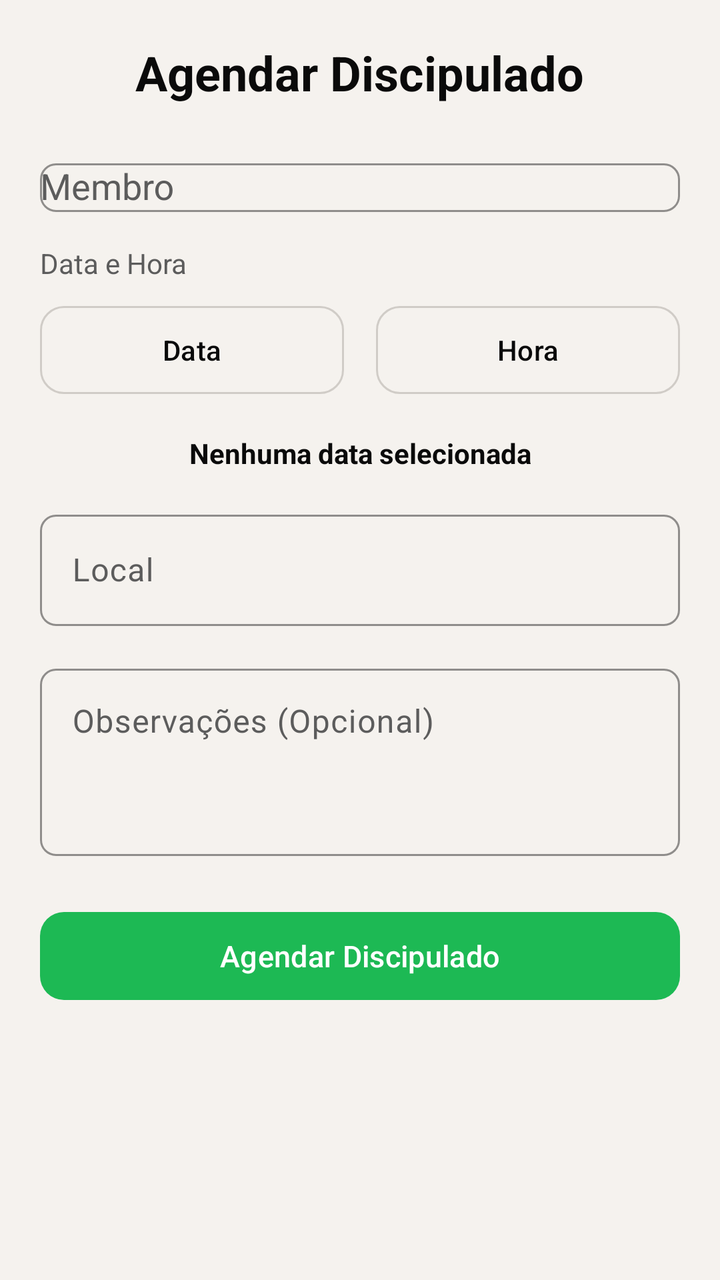
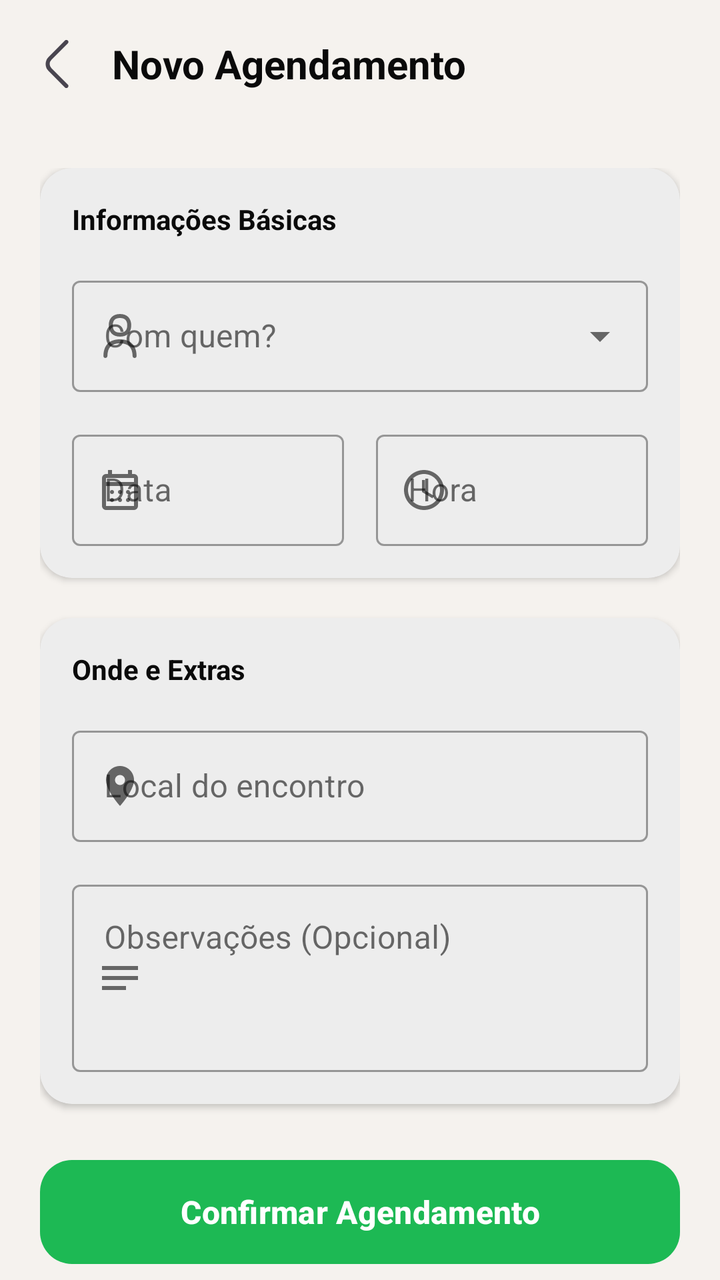

Before-and-after screenshots of an Android layout around one commit, followed by the original layout XML and the change that was made.
<!-- AndroidManifest.xml: application theme Theme.IBFAPP -->
<!-- res/layout/activity_agendar_reuniao.xml -->
<?xml version="1.0" encoding="utf-8"?>
<ScrollView xmlns:android="http://schemas.android.com/apk/res/android"
    xmlns:app="http://schemas.android.com/apk/res-auto"
    xmlns:tools="http://schemas.android.com/tools"
    android:layout_width="match_parent"
    android:layout_height="match_parent"
    android:fillViewport="true"
    tools:context=".ui.agenda.AgendarReuniaoActivity">

    <LinearLayout
        android:layout_width="match_parent"
        android:layout_height="wrap_content"
        android:orientation="vertical"
        android:padding="20dp">

        <TextView
            android:layout_width="wrap_content"
            android:layout_height="wrap_content"
            android:layout_gravity="center"
            android:layout_marginBottom="24dp"
            android:text="Agendar Discipulado"
            android:textColor="?attr/colorOnBackground"
            android:textSize="24sp"
            android:textStyle="bold" />

        
        <com.google.android.material.textfield.TextInputLayout
            style="@style/IBF.TextInputLayout"
            android:layout_width="match_parent"
            android:layout_height="wrap_content"
            android:layout_marginBottom="16dp"
            android:hint="Membro">

            <AutoCompleteTextView
                android:id="@+id/autoCompleteMembro"
                android:layout_width="match_parent"
                android:layout_height="wrap_content"
                android:inputType="none"
                android:textColor="?attr/colorOnSurface" />
        </com.google.android.material.textfield.TextInputLayout>

        
        <TextView
            android:layout_width="wrap_content"
            android:layout_height="wrap_content"
            android:layout_marginBottom="8dp"
            android:text="Data e Hora"
            android:textColor="?attr/colorOnSurfaceVariant" />

        <LinearLayout
            android:layout_width="match_parent"
            android:layout_height="wrap_content"
            android:layout_marginBottom="16dp"
            android:orientation="horizontal">

            <com.google.android.material.button.MaterialButton
                android:id="@+id/btn_data"
                android:layout_width="0dp"
                android:layout_height="wrap_content"
                android:layout_weight="1"
                android:layout_marginEnd="8dp"
                android:text="Data"
                style="@style/IBF.Button.Secondary" />

            <com.google.android.material.button.MaterialButton
                android:id="@+id/btn_hora"
                android:layout_width="0dp"
                android:layout_height="wrap_content"
                android:layout_weight="1"
                android:layout_marginStart="8dp"
                android:text="Hora"
                style="@style/IBF.Button.Secondary" />
        </LinearLayout>

        <TextView
            android:id="@+id/text_data_selecionada"
            android:layout_width="match_parent"
            android:layout_height="wrap_content"
            android:layout_marginBottom="16dp"
            android:gravity="center"
            android:text="Nenhuma data selecionada"
            android:textColor="?attr/colorOnSurface"
            android:textStyle="bold" />

        
        <com.google.android.material.textfield.TextInputLayout
            style="@style/IBF.TextInputLayout"
            android:layout_width="match_parent"
            android:layout_height="wrap_content"
            android:layout_marginBottom="16dp"
            android:hint="Local">

            <com.google.android.material.textfield.TextInputEditText
                android:id="@+id/input_local"
                android:layout_width="match_parent"
                android:layout_height="wrap_content"
                android:textColor="?attr/colorOnSurface" />
        </com.google.android.material.textfield.TextInputLayout>

        
        <com.google.android.material.textfield.TextInputLayout
            style="@style/IBF.TextInputLayout"
            android:layout_width="match_parent"
            android:layout_height="wrap_content"
            android:layout_marginBottom="24dp"
            android:hint="Observações (Opcional)">

            <com.google.android.material.textfield.TextInputEditText
                android:id="@+id/input_observacoes"
                android:layout_width="match_parent"
                android:layout_height="wrap_content"
                android:inputType="textMultiLine"
                android:minLines="3"
                android:gravity="top|start"
                android:textColor="?attr/colorOnSurface" />
        </com.google.android.material.textfield.TextInputLayout>

        
        <com.google.android.material.button.MaterialButton
            android:id="@+id/btn_salvar_reuniao"
            android:layout_width="match_parent"
            android:layout_height="wrap_content"
            android:layout_marginBottom="12dp"
            android:text="Agendar Discipulado"
            style="@style/IBF.Button.Accent" />

        <com.google.android.material.button.MaterialButton
            android:id="@+id/btn_convidar_whatsapp"
            android:layout_width="match_parent"
            android:layout_height="wrap_content"
            android:padding="12dp"
            android:text="Convidar via WhatsApp"
            style="@style/Widget.MaterialComponents.Button.OutlinedButton"
            android:textColor="#25D366"
            app:strokeColor="#25D366"
            app:icon="@drawable/ic_share"
            app:iconTint="#25D366"
            app:cornerRadius="8dp"
            android:layout_marginBottom="8dp"
            android:visibility="gone" />

        <com.google.android.material.button.MaterialButton
            android:id="@+id/btn_adicionar_agenda"
            android:layout_width="match_parent"
            android:layout_height="wrap_content"
            android:padding="12dp"
            android:text="Adicionar ao Google Agenda"
            style="@style/Widget.MaterialComponents.Button.OutlinedButton"
            android:textColor="#4285F4"
            app:strokeColor="#4285F4"
            app:icon="@drawable/ic_calendar"
            app:iconTint="#4285F4"
            app:cornerRadius="8dp"
            android:visibility="gone" />

    </LinearLayout>
</ScrollView>
<!-- resources referenced by this layout -->
<resources>
  <style name="IBF.Button.Secondary" parent="Widget.Material3.Button.OutlinedButton">
          <item name="strokeColor">?attr/colorOutline</item>
          <item name="android:textColor">?attr/colorOnSurface</item>
          <item name="cornerRadius">@dimen/radius_md</item>
          <item name="android:minHeight">@dimen/btn_height_md</item>
      </style>
  <style name="IBF.TextInputLayout" parent="Widget.Material3.TextInputLayout.OutlinedBox">
          <item name="boxCornerRadiusTopStart">@dimen/radius_sm</item>
          <item name="boxCornerRadiusTopEnd">@dimen/radius_sm</item>
          <item name="boxCornerRadiusBottomStart">@dimen/radius_sm</item>
          <item name="boxCornerRadiusBottomEnd">@dimen/radius_sm</item>
          <item name="boxStrokeColor">?attr/colorOutline</item>
          <item name="boxStrokeWidth">1dp</item>
          <item name="hintTextColor">?attr/colorOnSurfaceVariant</item>
          <item name="android:textColorHint">?attr/colorOnSurfaceVariant</item>
      </style>
  <color name="accent">#1DB954</color>
  <color name="white">#FFFFFFFF</color>
  <dimen name="radius_md">12dp</dimen>
  <dimen name="btn_height_md">52dp</dimen>
  <dimen name="radius_sm">8dp</dimen>
  <color name="near_black">#0A0A0A</color>
  <color name="ibf_surface_variant">#EBEBEB</color>
  <color name="chumbo_light">#5C5C5C</color>
  <color name="accent_container">#E8F5E9</color>
  <color name="ibf_background">#F5F2EE</color>
  <color name="ibf_on_background">#0A0A0A</color>
  <color name="ibf_surface">#FFFFFF</color>
  <color name="ibf_on_surface">#0A0A0A</color>
  <color name="ibf_on_surface_variant">#5C5C5C</color>
  <color name="ibf_outline">#D0CCC7</color>
  <color name="ibf_outline_variant">#E8E5E1</color>
  <color name="ibf_error">#C62828</color>
  <color name="ibf_on_error">#FFFFFF</color>
  <color name="ibf_error_container">#FFEBEE</color>
  <!-- unchanged entries left out for length: 4 -->
</resources>

<!-- the commit's change to res/layout/activity_agendar_reuniao.xml (unified diff, before → after) -->
@@ -1,157 +1,258 @@
 <?xml version="1.0" encoding="utf-8"?>
-<ScrollView xmlns:android="http://schemas.android.com/apk/res/android"
+<androidx.coordinatorlayout.widget.CoordinatorLayout xmlns:android="http://schemas.android.com/apk/res/android"
     xmlns:app="http://schemas.android.com/apk/res-auto"
     xmlns:tools="http://schemas.android.com/tools"
     android:layout_width="match_parent"
     android:layout_height="match_parent"
-    android:fillViewport="true"
+    android:background="?android:attr/windowBackground"
     tools:context=".ui.agenda.AgendarReuniaoActivity">
 
-    <LinearLayout
+    <com.google.android.material.appbar.AppBarLayout
         android:layout_width="match_parent"
         android:layout_height="wrap_content"
-        android:orientation="vertical"
-        android:padding="20dp">
-
-        <TextView
-            android:layout_width="wrap_content"
-            android:layout_height="wrap_content"
-            android:layout_gravity="center"
-            android:layout_marginBottom="24dp"
-            android:text="Agendar Discipulado"
-            android:textColor="?attr/colorOnBackground"
-            android:textSize="24sp"
-            android:textStyle="bold" />
-
-        
-        <com.google.android.material.textfield.TextInputLayout
-            style="@style/IBF.TextInputLayout"
+        android:background="@android:color/transparent"
+        app:elevation="0dp">
+
+        <androidx.appcompat.widget.Toolbar
+            android:id="@+id/toolbar"
             android:layout_width="match_parent"
-            android:layout_height="wrap_content"
-            android:layout_marginBottom="16dp"
-            android:hint="Membro">
-
-            <AutoCompleteTextView
-                android:id="@+id/autoCompleteMembro"
-                android:layout_width="match_parent"
-                android:layout_height="wrap_content"
-                android:inputType="none"
+            android:layout_height="?attr/actionBarSize"
+            app:navigationIcon="@drawable/ic_arrow_back">
+
+            <TextView
+                android:layout_width="wrap_content"
+                android:layout_height="wrap_content"
+                android:text="Novo Agendamento"
+                android:textSize="20sp"
+                android:textStyle="bold"
                 android:textColor="?attr/colorOnSurface" />
-        </com.google.android.material.textfield.TextInputLayout>
-
-        
-        <TextView
-            android:layout_width="wrap_content"
-            android:layout_height="wrap_content"
-            android:layout_marginBottom="8dp"
-            android:text="Data e Hora"
-            android:textColor="?attr/colorOnSurfaceVariant" />
+
+        </androidx.appcompat.widget.Toolbar>
+
+    </com.google.android.material.appbar.AppBarLayout>
+
+    <androidx.core.widget.NestedScrollView
+        android:layout_width="match_parent"
+        android:layout_height="match_parent"
+        android:fillViewport="true"
+        app:layout_behavior="@string/appbar_scrolling_view_behavior">
 
         <LinearLayout
             android:layout_width="match_parent"
             android:layout_height="wrap_content"
-            android:layout_marginBottom="16dp"
-            android:orientation="horizontal">
-
+            android:orientation="vertical"
+            android:padding="20dp">
+
+            
+            <com.google.android.material.card.MaterialCardView
+                android:layout_width="match_parent"
+                android:layout_height="wrap_content"
+                android:layout_marginBottom="20dp"
+                app:cardCornerRadius="16dp"
+                app:cardElevation="2dp"
+                app:strokeWidth="0dp">
+
+                <LinearLayout
+                    android:layout_width="match_parent"
+                    android:layout_height="wrap_content"
+                    android:orientation="vertical"
+                    android:padding="16dp">
+
+                    <TextView
+                        android:layout_width="wrap_content"
+                        android:layout_height="wrap_content"
+                        android:text="Informações Básicas"
+                        android:textSize="14sp"
+                        android:textStyle="bold"
+                        android:textColor="?attr/colorPrimary"
+                        android:layout_marginBottom="16dp"/>
+
+                    
+                    <com.google.android.material.textfield.TextInputLayout
+                        android:id="@+id/layoutMembro"
+                        style="@style/Widget.MaterialComponents.TextInputLayout.OutlinedBox.ExposedDropdownMenu"
+                        android:layout_width="match_parent"
+                        android:layout_height="wrap_content"
+                        android:layout_marginBottom="16dp"
+                        android:hint="Com quem?"
+                        app:startIconDrawable="@drawable/ic_profile">
+
+                        <AutoCompleteTextView
+                            android:id="@+id/autoCompleteMembro"
+                            android:layout_width="match_parent"
+                            android:layout_height="wrap_content"
+                            android:inputType="none" />
+                    </com.google.android.material.textfield.TextInputLayout>
+
+                    <LinearLayout
+                        android:layout_width="match_parent"
+                        android:layout_height="wrap_content"
+                        android:orientation="horizontal">
+
+                        
+                        <com.google.android.material.textfield.TextInputLayout
+                            android:id="@+id/layoutData"
+                            style="@style/Widget.MaterialComponents.TextInputLayout.OutlinedBox"
+                            android:layout_width="0dp"
+                            android:layout_height="wrap_content"
+                            android:layout_weight="1"
+                            android:layout_marginEnd="8dp"
+                            android:hint="Data"
+                            app:startIconDrawable="@drawable/ic_calendar">
+
+                            <com.google.android.material.textfield.TextInputEditText
+                                android:id="@+id/input_data"
+                                android:layout_width="match_parent"
+                                android:layout_height="wrap_content"
+                                android:clickable="true"
+                                android:focusable="false"
+                                android:inputType="none" />
+                        </com.google.android.material.textfield.TextInputLayout>
+
+                        
+                        <com.google.android.material.textfield.TextInputLayout
+                            android:id="@+id/layoutHora"
+                            style="@style/Widget.MaterialComponents.TextInputLayout.OutlinedBox"
+                            android:layout_width="0dp"
+                            android:layout_height="wrap_content"
+                            android:layout_weight="1"
+                            android:layout_marginStart="8dp"
+                            android:hint="Hora"
+                            app:startIconDrawable="@drawable/ic_time">
+
+                            <com.google.android.material.textfield.TextInputEditText
+                                android:id="@+id/input_hora"
+                                android:layout_width="match_parent"
+                                android:layout_height="wrap_content"
+                                android:clickable="true"
+                                android:focusable="false"
+                                android:inputType="none" />
+                        </com.google.android.material.textfield.TextInputLayout>
+
+                    </LinearLayout>
+
+                </LinearLayout>
+
+            </com.google.android.material.card.MaterialCardView>
+
+            
+            <com.google.android.material.card.MaterialCardView
+                android:layout_width="match_parent"
+                android:layout_height="wrap_content"
+                android:layout_marginBottom="24dp"
+                app:cardCornerRadius="16dp"
+                app:cardElevation="2dp"
+                app:strokeWidth="0dp">
+
+                <LinearLayout
+                    android:layout_width="match_parent"
+                    android:layout_height="wrap_content"
+                    android:orientation="vertical"
+                    android:padding="16dp">
+
+                    <TextView
+                        android:layout_width="wrap_content"
+                        android:layout_height="wrap_content"
+                        android:text="Onde e Extras"
+                        android:textSize="14sp"
+                        android:textStyle="bold"
+                        android:textColor="?attr/colorPrimary"
+                        android:layout_marginBottom="16dp"/>
+
+                    
+                    <com.google.android.material.textfield.TextInputLayout
+                        style="@style/Widget.MaterialComponents.TextInputLayout.OutlinedBox"
+                        android:layout_width="match_parent"
+                        android:layout_height="wrap_content"
+                        android:layout_marginBottom="16dp"
+                        android:hint="Local do encontro"
+                        app:startIconDrawable="@drawable/ic_location">
+
+                        <com.google.android.material.textfield.TextInputEditText
+                            android:id="@+id/input_local"
+                            android:layout_width="match_parent"
+                            android:layout_height="wrap_content" />
+                    </com.google.android.material.textfield.TextInputLayout>
+
+                    
+                    <com.google.android.material.textfield.TextInputLayout
+                        style="@style/Widget.MaterialComponents.TextInputLayout.OutlinedBox"
+                        android:layout_width="match_parent"
+                        android:layout_height="wrap_content"
+                        android:hint="Observações (Opcional)"
+                        app:startIconDrawable="@drawable/ic_notes">
+
+                        <com.google.android.material.textfield.TextInputEditText
+                            android:id="@+id/input_observacoes"
+                            android:layout_width="match_parent"
+                            android:layout_height="wrap_content"
+                            android:inputType="textMultiLine"
+                            android:minLines="3"
+                            android:gravity="top|start" />
+                    </com.google.android.material.textfield.TextInputLayout>
+
+                </LinearLayout>
+
+            </com.google.android.material.card.MaterialCardView>
+
+            
             <com.google.android.material.button.MaterialButton
-                android:id="@+id/btn_data"
-                android:layout_width="0dp"
-                android:layout_height="wrap_content"
-                android:layout_weight="1"
-                android:layout_marginEnd="8dp"
-                android:text="Data"
-                style="@style/IBF.Button.Secondary" />
-
-            <com.google.android.material.button.MaterialButton
-                android:id="@+id/btn_hora"
-                android:layout_width="0dp"
-                android:layout_height="wrap_content"
-                android:layout_weight="1"
-                android:layout_marginStart="8dp"
-                android:text="Hora"
-                style="@style/IBF.Button.Secondary" />
+                android:id="@+id/btn_salvar_reuniao"
+                android:layout_width="match_parent"
+                android:layout_height="60dp"
+                android:text="Confirmar Agendamento"
+                android:textSize="16sp"
+                android:textStyle="bold"
+                app:cornerRadius="16dp"
+                android:layout_marginBottom="16dp"
+                style="@style/IBF.Button.Accent" />
+
+            
+            <LinearLayout
+                android:id="@+id/container_sucesso"
+                android:layout_width="match_parent"
+                android:layout_height="wrap_content"
+                android:orientation="vertical"
+                android:visibility="gone">
+
+                <TextView
+                    android:layout_width="wrap_content"
+                    android:layout_height="wrap_content"
+                    android:text="Agendado com sucesso! Compartilhe agora:"
+                    android:layout_gravity="center"
+                    android:layout_marginBottom="16dp"
+                    android:textSize="14sp"
+                    android:textColor="?attr/colorOnSurfaceVariant" />
+
+                <com.google.android.material.button.MaterialButton
+                    android:id="@+id/btn_convidar_whatsapp"
+                    android:layout_width="match_parent"
+                    android:layout_height="wrap_content"
+                    android:layout_marginBottom="12dp"
+                    android:text="Enviar Convite (WhatsApp)"
+                    style="@style/Widget.MaterialComponents.Button.OutlinedButton"
+                    android:textColor="#25D366"
+                    app:strokeColor="#25D366"
+                    app:icon="@drawable/ic_share"
+                    app:iconTint="#25D366"
+                    app:cornerRadius="12dp" />
+
+                <com.google.android.material.button.MaterialButton
+                    android:id="@+id/btn_adicionar_agenda"
+                    android:layout_width="match_parent"
+                    android:layout_height="wrap_content"
+                    android:text="Google Agenda"
+                    style="@style/Widget.MaterialComponents.Button.OutlinedButton"
+                    android:textColor="#4285F4"
+                    app:strokeColor="#4285F4"
+                    app:icon="@drawable/ic_calendar"
+                    app:iconTint="#4285F4"
+                    app:cornerRadius="12dp" />
+
+            </LinearLayout>
+
         </LinearLayout>
 
-        <TextView
-            android:id="@+id/text_data_selecionada"
-            android:layout_width="match_parent"
-            android:layout_height="wrap_content"
-            android:layout_marginBottom="16dp"
-            android:gravity="center"
-            android:text="Nenhuma data selecionada"
-            android:textColor="?attr/colorOnSurface"
-            android:textStyle="bold" />
-
-        
-        <com.google.android.material.textfield.TextInputLayout
-            style="@style/IBF.TextInputLayout"
-            android:layout_width="match_parent"
-            android:layout_height="wrap_content"
-            android:layout_marginBottom="16dp"
-            android:hint="Local">
-
-            <com.google.android.material.textfield.TextInputEditText
-                android:id="@+id/input_local"
-                android:layout_width="match_parent"
-                android:layout_height="wrap_content"
-                android:textColor="?attr/colorOnSurface" />
-        </com.google.android.material.textfield.TextInputLayout>
-
-        
-        <com.google.android.material.textfield.TextInputLayout
-            style="@style/IBF.TextInputLayout"
-            android:layout_width="match_parent"
-            android:layout_height="wrap_content"
-            android:layout_marginBottom="24dp"
-            android:hint="Observações (Opcional)">
-
-            <com.google.android.material.textfield.TextInputEditText
-                android:id="@+id/input_observacoes"
-                android:layout_width="match_parent"
-                android:layout_height="wrap_content"
-                android:inputType="textMultiLine"
-                android:minLines="3"
-                android:gravity="top|start"
-                android:textColor="?attr/colorOnSurface" />
-        </com.google.android.material.textfield.TextInputLayout>
-
-        
-        <com.google.android.material.button.MaterialButton
-            android:id="@+id/btn_salvar_reuniao"
-            android:layout_width="match_parent"
-            android:layout_height="wrap_content"
-            android:layout_marginBottom="12dp"
-            android:text="Agendar Discipulado"
-            style="@style/IBF.Button.Accent" />
-
-        <com.google.android.material.button.MaterialButton
-            android:id="@+id/btn_convidar_whatsapp"
-            android:layout_width="match_parent"
-            android:layout_height="wrap_content"
-            android:padding="12dp"
-            android:text="Convidar via WhatsApp"
-            style="@style/Widget.MaterialComponents.Button.OutlinedButton"
-            android:textColor="#25D366"
-            app:strokeColor="#25D366"
-            app:icon="@drawable/ic_share"
-            app:iconTint="#25D366"
-            app:cornerRadius="8dp"
-            android:layout_marginBottom="8dp"
-            android:visibility="gone" />
-
-        <com.google.android.material.button.MaterialButton
-            android:id="@+id/btn_adicionar_agenda"
-            android:layout_width="match_parent"
-            android:layout_height="wrap_content"
-            android:padding="12dp"
-            android:text="Adicionar ao Google Agenda"
-            style="@style/Widget.MaterialComponents.Button.OutlinedButton"
-            android:textColor="#4285F4"
-            app:strokeColor="#4285F4"
-            app:icon="@drawable/ic_calendar"
-            app:iconTint="#4285F4"
-            app:cornerRadius="8dp"
-            android:visibility="gone" />
-
-    </LinearLayout>
-</ScrollView>
+    </androidx.core.widget.NestedScrollView>
+
+</androidx.coordinatorlayout.widget.CoordinatorLayout>
<!-- resource entries referenced after the edit -->
@@ -1,26 +1,49 @@
 <!-- resources referenced by this layout -->
 <resources>
-  <style name="IBF.Button.Secondary" parent="Widget.Material3.Button.OutlinedButton">
-          <item name="strokeColor">?attr/colorOutline</item>
-          <item name="android:textColor">?attr/colorOnSurface</item>
-          <item name="cornerRadius">@dimen/radius_md</item>
-          <item name="android:minHeight">@dimen/btn_height_md</item>
-      </style>
-  <style name="IBF.TextInputLayout" parent="Widget.Material3.TextInputLayout.OutlinedBox">
-          <item name="boxCornerRadiusTopStart">@dimen/radius_sm</item>
-          <item name="boxCornerRadiusTopEnd">@dimen/radius_sm</item>
-          <item name="boxCornerRadiusBottomStart">@dimen/radius_sm</item>
-          <item name="boxCornerRadiusBottomEnd">@dimen/radius_sm</item>
-          <item name="boxStrokeColor">?attr/colorOutline</item>
-          <item name="boxStrokeWidth">1dp</item>
-          <item name="hintTextColor">?attr/colorOnSurfaceVariant</item>
-          <item name="android:textColorHint">?attr/colorOnSurfaceVariant</item>
-      </style>
+  <!-- drawable ic_arrow_back (drawable) -->
+  <vector xmlns:android="http://schemas.android.com/apk/res/android" android:width="24dp" android:height="24dp" android:viewportWidth="24" android:viewportHeight="24" android:tint="?attr/colorControlNormal"><path android:fillColor="@android:color/white" android:pathData="M17.17,24a1,1,0,0,1-.71-.29L8.29,15.54a5,5,0,0,1,0-7.08L16.46.29a1,1,0,1,1,1.42,1.42L9.71,9.88a3,3,0,0,0,0,4.24l8.17,8.17a1,1,0,0,1,0,1.42A1,1,0,0,1,17.17,24Z"/></vector>
+  <!-- drawable ic_location (drawable) -->
+  <vector xmlns:android="http://schemas.android.com/apk/res/android"
+      android:width="24dp"
+      android:height="24dp"
+      android:viewportWidth="24"
+      android:viewportHeight="24"
+      android:tint="?attr/colorControlNormal">
+    <path
+        android:fillColor="@android:color/white"
+        android:pathData="M12,2C8.13,2 5,5.13 5,9c0,5.25 7,13 7,13s7,-7.75 7,-13c0,-3.87 -3.13,-7 -7,-7zM12,11.5c-1.38,0 -2.5,-1.12 -2.5,-2.5s1.12,-2.5 2.5,-2.5 2.5,1.12 2.5,2.5 -1.12,2.5 -2.5,2.5z"/>
+  </vector>
+  <!-- drawable ic_notes (drawable) -->
+  <vector xmlns:android="http://schemas.android.com/apk/res/android"
+      android:width="24dp"
+      android:height="24dp"
+      android:viewportWidth="24"
+      android:viewportHeight="24"
+      android:tint="?attr/colorControlNormal">
+      <path
+          android:fillColor="@android:color/white"
+          android:pathData="L3,18h12v-2L3,16v2zM3,6v2h18L21,6L3,6zM3,13h18v-2L3,11v2z"/>
+  </vector>
+  <!-- drawable ic_profile (drawable) -->
+  <vector xmlns:android="http://schemas.android.com/apk/res/android" android:width="24dp" android:height="24dp" android:viewportWidth="24" android:viewportHeight="24" android:tint="?attr/colorControlNormal">
+    <path android:fillColor="@android:color/white" android:pathData="M12.006,12.309c3.611-.021,5.555-1.971,5.622-5.671-.062-3.56-2.111-5.614-5.634-5.637-3.561,.022-5.622,2.17-5.622,5.637,0,3.571,2.062,5.651,5.634,5.672Zm-.012-9.309c2.437,.016,3.591,1.183,3.634,3.636-.047,2.559-1.133,3.657-3.622,3.672-2.495-.015-3.582-1.108-3.634-3.654,.05-2.511,1.171-3.639,3.622-3.654Z"/>
+    <path android:fillColor="@android:color/white" android:pathData="M11.994,13.661c-5.328,.034-8.195,2.911-8.291,8.322-.01,.552,.43,1.008,.982,1.018,.516-.019,1.007-.43,1.018-.982,.076-4.311,2.08-6.331,6.291-6.357,4.168,.027,6.23,2.106,6.304,6.356,.01,.546,.456,.983,1,.983h.018c.552-.01,.992-.465,.983-1.017-.092-5.333-3.036-8.288-8.304-8.322Z"/>
+  </vector>
+  <!-- drawable ic_time (drawable) -->
+  <vector xmlns:android="http://schemas.android.com/apk/res/android"
+      android:width="24dp"
+      android:height="24dp"
+      android:viewportWidth="24"
+      android:viewportHeight="24"
+      android:tint="?attr/colorControlNormal">
+      <path
+          android:fillColor="@android:color/white"
+          android:pathData="L11.99,2C6.47,2 2,6.48 2,12s4.47,10 9.99,10C17.52,22 22,17.52 22,12S17.52,2 11.99,2zM12,20c-4.42,0 -8,-3.58 -8,-8s3.58,-8 8,-8 8,3.58 8,8 -3.58,8 -8,8zM12.5,7L11,7v6l5.25,3.15 0.75,-1.23 -4.5,-2.67z"/>
+  </vector>
   <color name="accent">#1DB954</color>
   <color name="white">#FFFFFFFF</color>
   <dimen name="radius_md">12dp</dimen>
   <dimen name="btn_height_md">52dp</dimen>
-  <dimen name="radius_sm">8dp</dimen>
   <color name="near_black">#0A0A0A</color>
   <color name="ibf_surface_variant">#EBEBEB</color>
   <color name="chumbo_light">#5C5C5C</color>
